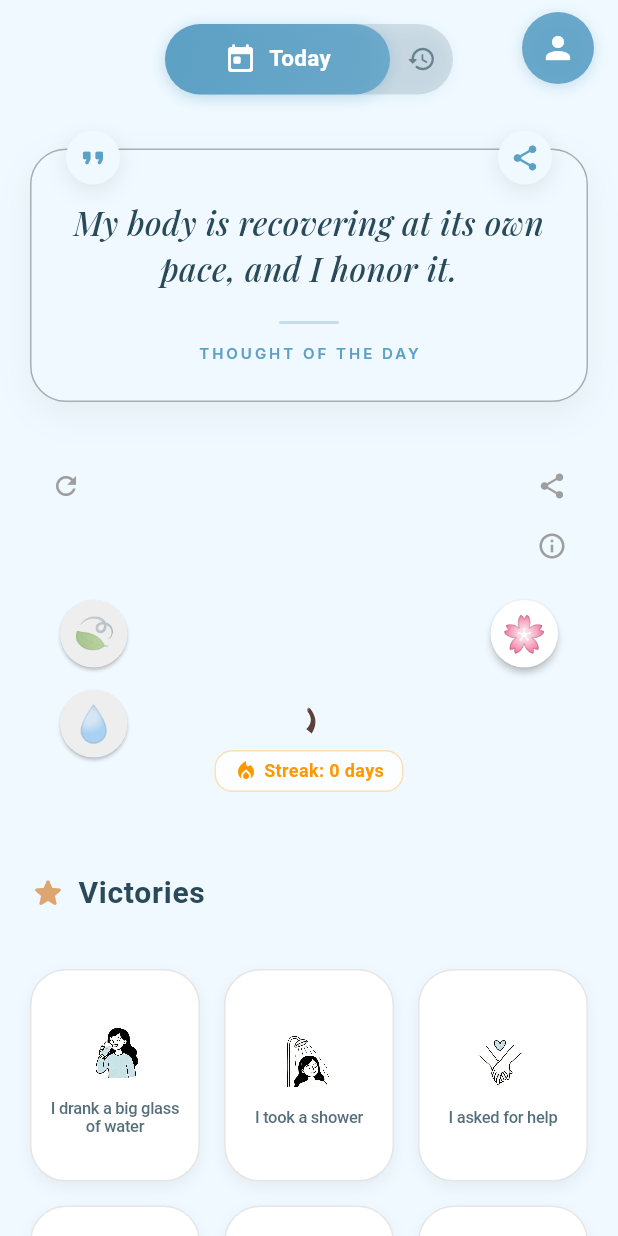
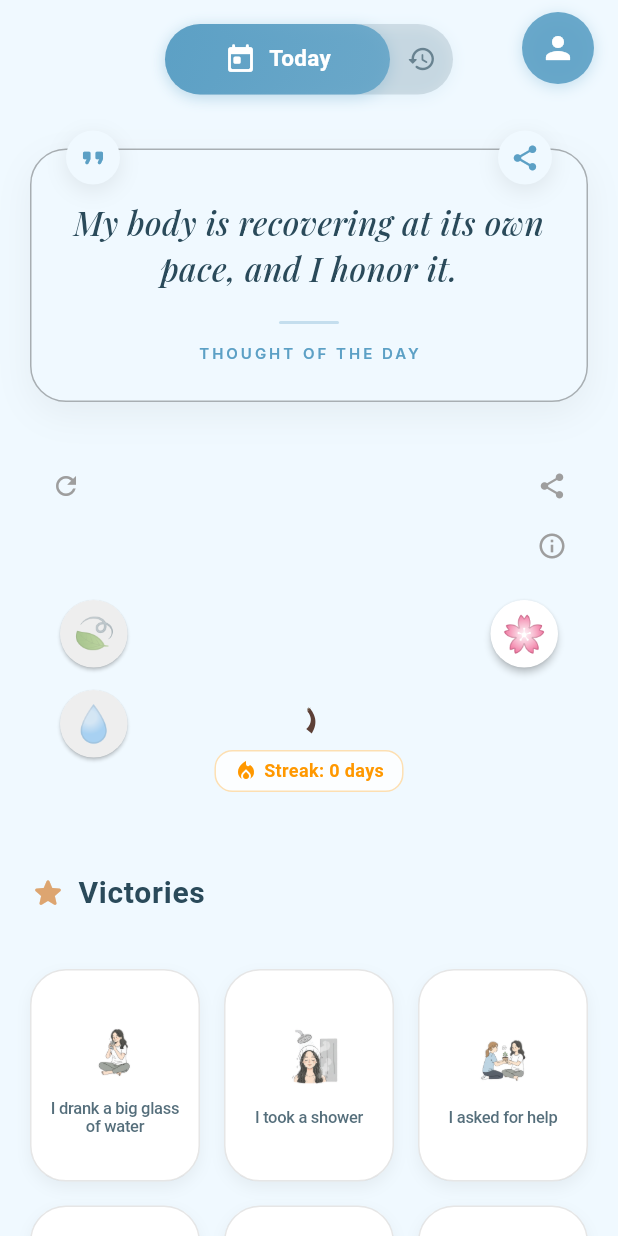
Before and after one commit to rachiddaoud/silva, a Flutter app: the HomeScreen screen opened directly with empty values, after a tap on the "history" icon, after a tap on the "today" icon, on a phone screen of 412 x 824 dp. Run offline on Flutter 3.47's test engine with Material 3 defaults, Android fonts, the phone set to English and light mode, and no system bars; our stand-ins replace audioplayers, cloud_firestore, firebase_auth, firebase_core, flutter_local_notifications, google_fonts and 4 more; accounts and stored records are empty; network calls fail.

Commit message:
feat: Add new victory sprites and localization for victory completion message in English and French

```diff
--- a/lib/l10n/app_en.arb
+++ b/lib/l10n/app_en.arb
@@ -201,5 +201,6 @@
   "sendFeedbackSubtitle": "Share your ideas and suggestions",
   "feedbackEmailSubject": "Silva Feedback",
   "feedbackEmailError": "Unable to open email client",
-  "thoughtOfTheDay": "THOUGHT OF THE DAY"
+  "thoughtOfTheDay": "THOUGHT OF THE DAY",
+  "victoryAlreadyCompleted": "This victory is already completed. You can delete it from the History tab by swiping left or right."
 }
--- a/lib/l10n/app_fr.arb
+++ b/lib/l10n/app_fr.arb
@@ -201,5 +201,6 @@
   "sendFeedbackSubtitle": "Partagez vos idées et suggestions",
   "feedbackEmailSubject": "Feedback Silva",
   "feedbackEmailError": "Impossible d'ouvrir le client email",
-  "thoughtOfTheDay": "PENSÉE DU JOUR"
+  "thoughtOfTheDay": "PENSÉE DU JOUR",
+  "victoryAlreadyCompleted": "Cette victoire est déjà complétée. Vous pouvez la supprimer depuis l'onglet Historique en glissant vers la gauche ou la droite."
 }
--- a/lib/l10n/app_localizations.dart
+++ b/lib/l10n/app_localizations.dart
@@ -721,6 +721,12 @@ abstract class AppLocalizations {
   /// In fr, this message translates to:
   /// **'PENSÉE DU JOUR'**
   String get thoughtOfTheDay;
+
+  /// No description provided for @victoryAlreadyCompleted.
+  ///
+  /// In fr, this message translates to:
+  /// **'Cette victoire est déjà complétée. Vous pouvez la supprimer depuis l\'onglet Historique en glissant vers la gauche ou la droite.'**
+  String get victoryAlreadyCompleted;
 }
 
 class _AppLocalizationsDelegate
--- a/lib/l10n/app_localizations_en.dart
+++ b/lib/l10n/app_localizations_en.dart
@@ -364,4 +364,8 @@ class AppLocalizationsEn extends AppLocalizations {
 
   @override
   String get thoughtOfTheDay => 'THOUGHT OF THE DAY';
+
+  @override
+  String get victoryAlreadyCompleted =>
+      'This victory is already completed. You can delete it from the History tab by swiping left or right.';
 }
--- a/lib/l10n/app_localizations_fr.dart
+++ b/lib/l10n/app_localizations_fr.dart
@@ -365,4 +365,8 @@ class AppLocalizationsFr extends AppLocalizations {
 
   @override
   String get thoughtOfTheDay => 'PENSÉE DU JOUR';
+
+  @override
+  String get victoryAlreadyCompleted =>
+      'Cette victoire est déjà complétée. Vous pouvez la supprimer depuis l\'onglet Historique en glissant vers la gauche ou la droite.';
 }
--- a/lib/utils/sprite_utils.dart
+++ b/lib/utils/sprite_utils.dart
@@ -1,59 +1,36 @@
 import 'package:flutter/material.dart';
-import 'dart:ui' as ui;
-
-/// Represents a sprite position and size in the sprite sheet
-class SpriteInfo {
-  final int row;
-  final int column;
-  final int totalRows;
-  final int totalColumns;
-
-  const SpriteInfo({
-    required this.row,
-    required this.column,
-    this.totalRows = 3,
-    this.totalColumns = 3,
-  });
-
-  @override
-  bool operator ==(Object other) =>
-      identical(this, other) ||
-      other is SpriteInfo &&
-          runtimeType == other.runtimeType &&
-          row == other.row &&
-          column == other.column &&
-          totalRows == other.totalRows &&
-          totalColumns == other.totalColumns;
-
-  @override
-  int get hashCode =>
-      row.hashCode ^ column.hashCode ^ totalRows.hashCode ^ totalColumns.hashCode;
-}
 
 /// Victory sprite mapping
-/// The sprite sheet has 4 rows and 6 columns = 24 sprites
-/// Mapped to 9 victory types based on the illustration content
+/// Maps victory IDs to individual image files
 class VictorySpriteMapper {
-  static const spriteSheet = 'assets/doodles/spritesheat_v2.png';
-
-  /// Map victory types to sprite positions
-  /// The new sprite sheet is a 3x3 grid where the position directly corresponds
-  /// to the victory ID (0-8) reading left-to-right, top-to-bottom.
-  static SpriteInfo getSpriteForVictory(int victoryId) {
+  /// Map victory types to image paths
+  /// victoryId 0-8 maps to individual PNG files
+  static String getImagePathForVictory(int victoryId) {
     // Ensure ID is within bounds (0-8)
     final int safeId = victoryId.clamp(0, 8);
 
-    return SpriteInfo(
-      row: safeId ~/ 3,
-      column: safeId % 3,
-      totalRows: 3,
-      totalColumns: 3,
-    );
+    // Map victory IDs to their corresponding image files
+    // Based on victory card definitions:
+    // 0: drink, 1: shower, 2: help, 3: eat, 4: breath,
+    // 5: baby (sleep), 6: stop, 7: smile, 8: sun (walk)
+    const imagePaths = [
+      'assets/doodles/drink-removebg-preview.png',      // 0: drink
+      'assets/doodles/shower-removebg-preview.png',     // 1: shower
+      'assets/doodles/help-removebg-preview.png',       // 2: help
+      'assets/doodles/eat-removebg-preview.png',        // 3: eat
+      'assets/doodles/breath-removebg-preview.png',     // 4: breath
+      'assets/doodles/sleep-removebg-preview.png',      // 5: baby (put baby down)
+      'assets/doodles/stop-removebg-preview.png',       // 6: stop
+      'assets/doodles/smile-removebg-preview.png',      // 7: smile
+      'assets/doodles/walk-removebg-preview.png',       // 8: sun (see sun/walk)
+    ];
+
+    return imagePaths[safeId];
   }
 }
 
-/// A widget that properly extracts and displays a sprite from the sheet
-class SpriteDisplay extends StatefulWidget {
+/// A widget that displays a victory sprite from individual image files
+class SpriteDisplay extends StatelessWidget {
   final int victoryId;
   final double size;
   final bool showBorder;
@@ -66,109 +43,18 @@ class SpriteDisplay extends StatefulWidget {
   });
 
   @override
-  State<SpriteDisplay> createState() => _SpriteDisplayState();
-}
+  Widget build(BuildContext context) {
+    final imagePath = VictorySpriteMapper.getImagePathForVictory(victoryId);
 
-class _SpriteDisplayState extends State<SpriteDisplay> {
-  ui.Image? _cachedImage;
-  ImageStream? _imageStream;
-  ImageStreamListener? _imageListener;
-
-  @override
-  void initState() {
-    super.initState();
-    _loadImage();
-  }
-
-  @override
-  void dispose() {
-    if (_imageStream != null && _imageListener != null) {
-      _imageStream!.removeListener(_imageListener!);
-    }
-    super.dispose();
-  }
-
-  void _loadImage() {
-    final ImageProvider provider = AssetImage(VictorySpriteMapper.spriteSheet);
-    final ImageStream stream = provider.resolve(ImageConfiguration.empty);
-
-    _imageListener = ImageStreamListener((ImageInfo imageInfo, bool synchronousCall) {
-      if (mounted) {
-        setState(() {
-          _cachedImage = imageInfo.image;
-        });
-      }
-    });
-
-    _imageStream = stream;
-    stream.addListener(_imageListener!);
-  }
-
-  @override
-  Widget build(BuildContext context) {
-    final spriteInfo = VictorySpriteMapper.getSpriteForVictory(widget.victoryId);
-
-    const int totalRows = 3;
-    const int totalColumns = 3;
-
-    // No container, no decoration - just the sprite
     return SizedBox(
-      width: widget.size,
-      height: widget.size,
-      child: CustomPaint(
-        painter: _SpriteExtractorPainter(
-          spriteInfo: spriteInfo,
-          totalRows: totalRows,
-          totalColumns: totalColumns,
-          cachedImage: _cachedImage,
-        ),
-        size: Size(widget.size, widget.size),
+      width: size,
+      height: size,
+      child: Image.asset(
+        imagePath,
+        width: size,
+        height: size,
+        fit: BoxFit.contain,
       ),
     );
   }
 }
-
-/// Custom painter that extracts and renders a single sprite from the sprite sheet
-class _SpriteExtractorPainter extends CustomPainter {
-  final SpriteInfo spriteInfo;
-  final int totalRows;
-  final int totalColumns;
-  final ui.Image? cachedImage;
-
-  _SpriteExtractorPainter({
-    required this.spriteInfo,
-    required this.totalRows,
-    required this.totalColumns,
-    required this.cachedImage,
-  });
-
-  @override
-  void paint(Canvas canvas, Size size) {
-    if (cachedImage == null) return;
-
-    final image = cachedImage!;
-
-    // Calculate sprite dimensions in the original image
-    final spriteWidth = image.width / totalColumns;
-    final spriteHeight = image.height / totalRows;
-
-    // Calculate source rectangle (which part of the sprite sheet to draw)
-    final srcRect = Rect.fromLTWH(
-      spriteInfo.column * spriteWidth,
-      spriteInfo.row * spriteHeight,
-      spriteWidth,
-      spriteHeight,
-    );
-
-    // Calculate destination rectangle (where to draw it)
-    final dstRect = Rect.fromLTWH(0, 0, size.width, size.height);
-
-    // Draw the sprite - no background, just the image with its transparency
-    canvas.drawImageRect(image, srcRect, dstRect, Paint());
-  }
-
-  @override
-  bool shouldRepaint(_SpriteExtractorPainter oldDelegate) =>
-      oldDelegate.spriteInfo != spriteInfo ||
-      oldDelegate.cachedImage != cachedImage;
-}
--- a/lib/widgets/victory_card_widget.dart
+++ b/lib/widgets/victory_card_widget.dart
@@ -4,6 +4,7 @@ import '../utils/sprite_utils.dart';
 import '../utils/localization_utils.dart';
 import '../services/audio_service.dart';
 import '../services/haptic_service.dart';
+import '../l10n/app_localizations.dart';
 
 class VictoryCardWidget extends StatelessWidget {
   final VictoryCard card;
@@ -23,7 +24,31 @@ class VictoryCardWidget extends StatelessWidget {
 
     return GestureDetector(
       onTap: () async {
-        // Play haptic feedback
+        // If already accomplished, show message and return early
+        if (card.isAccomplished) {
+          ScaffoldMessenger.of(context).showSnackBar(
+            SnackBar(
+              content: Text(
+                AppLocalizations.of(context)!.victoryAlreadyCompleted,
+                style: TextStyle(
+                  fontSize: 16,
+                  fontWeight: FontWeight.w400,
+                  color: theme.colorScheme.onTertiary,
+                ),
+              ),
+              backgroundColor: theme.colorScheme.tertiary,
+              behavior: SnackBarBehavior.floating,
+              shape: RoundedRectangleBorder(
+                borderRadius: BorderRadius.circular(20),
+              ),
+              duration: const Duration(seconds: 3),
+              elevation: 1,
+            ),
+          );
+          return;
+        }
+
+        // Play haptic feedback only for new accomplishments
         await HapticService().light();
 
         // Play sound effect
```
Also changed, not shown: assets/doodles/breath-removebg-preview.png (added), assets/doodles/drink-removebg-preview.png (added), assets/doodles/eat-removebg-preview.png (added), assets/doodles/help-removebg-preview.png (added), assets/doodles/shower-removebg-preview.png (added), assets/doodles/sleep-removebg-preview.png (added), assets/doodles/smile-removebg-preview.png (added), assets/doodles/stop-removebg-preview.png (added), assets/doodles/walk-removebg-preview.png (added).
